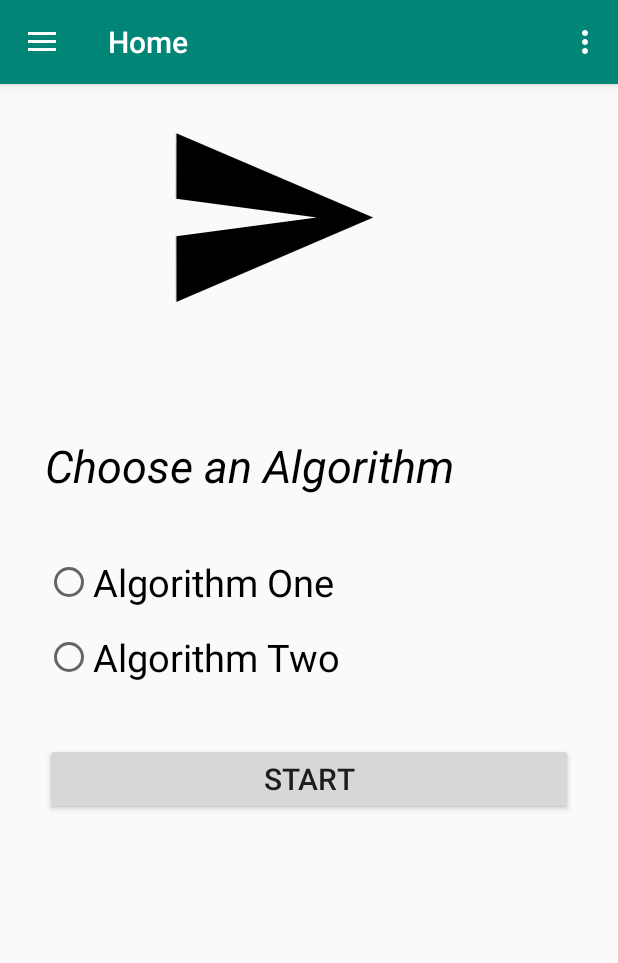
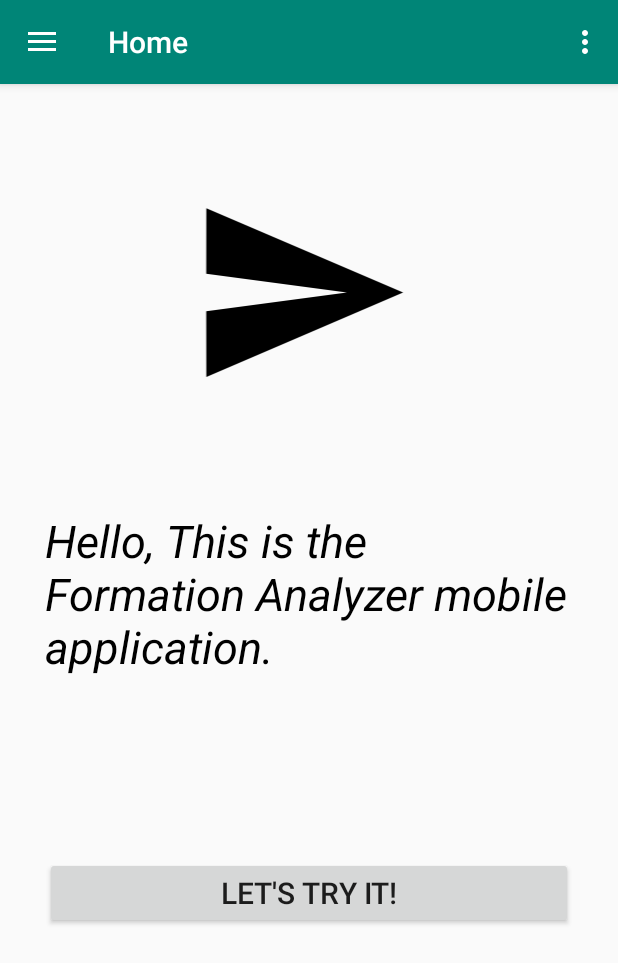
Before and after one commit to norbertcsiki98/Allamvizsga, an Android app: the screen it shows after launch (MainActivity), on a phone screen of 412 x 824 dp. Shown: the top 963 px of the screen. Run offline under Robolectric (Android 15) with nearby library versions, the phone set to English and light mode, and no system bars; our stand-ins replace navigation-ui; pictures from the network do not load; 2 statements that could not run were skipped.

Commit message:
Ui modositas

```diff
--- a/app/src/main/java/com/example/formationanalyzer/ui/gallery/FormationsGalleryFragment.java
+++ b/app/src/main/java/com/example/formationanalyzer/ui/gallery/FormationsGalleryFragment.java
@@ -50,6 +50,7 @@ public class FormationsGalleryFragment extends Fragment {
         images.add(R.drawable.formation4);
         images.add(R.drawable.formation5);
 
+
         View view = inflater.inflate(R.layout.fragment_gallery, container, false);
         recyclerView=view.findViewById(R.id.my_recyclerView);
         recyclerView.setHasFixedSize(true);
--- a/app/src/main/res/layout/fragment_home.xml
+++ b/app/src/main/res/layout/fragment_home.xml
@@ -12,53 +12,29 @@
         android:id="@+id/logo"
         android:layout_width="280dp"
         android:layout_height="150dp"
-        android:layout_marginLeft="10dp"
-        android:layout_marginTop="70dp"
+        android:layout_marginLeft="30dp"
+        android:layout_marginTop="120dp"
         android:src="@drawable/ic_menu_send" />
 
     <TextView
-        android:id="@+id/chooseAlgText"
+        android:id="@+id/welcomeText"
         android:layout_width="wrap_content"
         android:layout_height="wrap_content"
         android:layout_below="@+id/logo"
         android:layout_centerHorizontal="true"
         android:layout_marginTop="70dp"
-        android:text="Choose an Algorithm"
+        android:text="Hello, This is the Formation Analyzer mobile application."
         android:textColor="#000000"
         android:textSize="30sp"
-
         android:textStyle="italic" />
 
-
-    <RadioGroup
-        android:id="@+id/radioAlg"
-        android:layout_width="wrap_content"
-        android:layout_height="wrap_content"
-        android:layout_marginTop="40dp">
-
-        <RadioButton
-            android:id="@+id/radioAlgOne"
-            android:layout_width="wrap_content"
-            android:layout_height="wrap_content"
-            android:text="Algorithm One"
-            android:textSize="25sp" />
-
-        <RadioButton
-            android:id="@+id/radioAlgTwo"
-            android:layout_width="wrap_content"
-            android:layout_height="wrap_content"
-            android:layout_marginTop="15dp"
-            android:text="Algorithm Two"
-            android:textSize="25sp" />
-
-    </RadioGroup>
 
     <Button
         android:id="@+id/startButton"
         android:layout_width="match_parent"
         android:layout_height="wrap_content"
         android:layout_centerHorizontal="true"
-        android:layout_marginTop="40dp"
-        android:text="Start"
+        android:layout_marginTop="120dp"
+        android:text="Let's try it!"
         android:textSize="20sp" />
 </LinearLayout>
```
Also changed, not shown: app/src/main/java/com/example/formationanalyzer/AnalyzeFragment.java (+18 -13 lines), app/src/main/java/com/example/formationanalyzer/ui/gallery/GalleryFragment.java (+5 -3 lines), app/src/main/res/layout/analyze_fragment_main.xml (+4 -12 lines), 5 other files.
